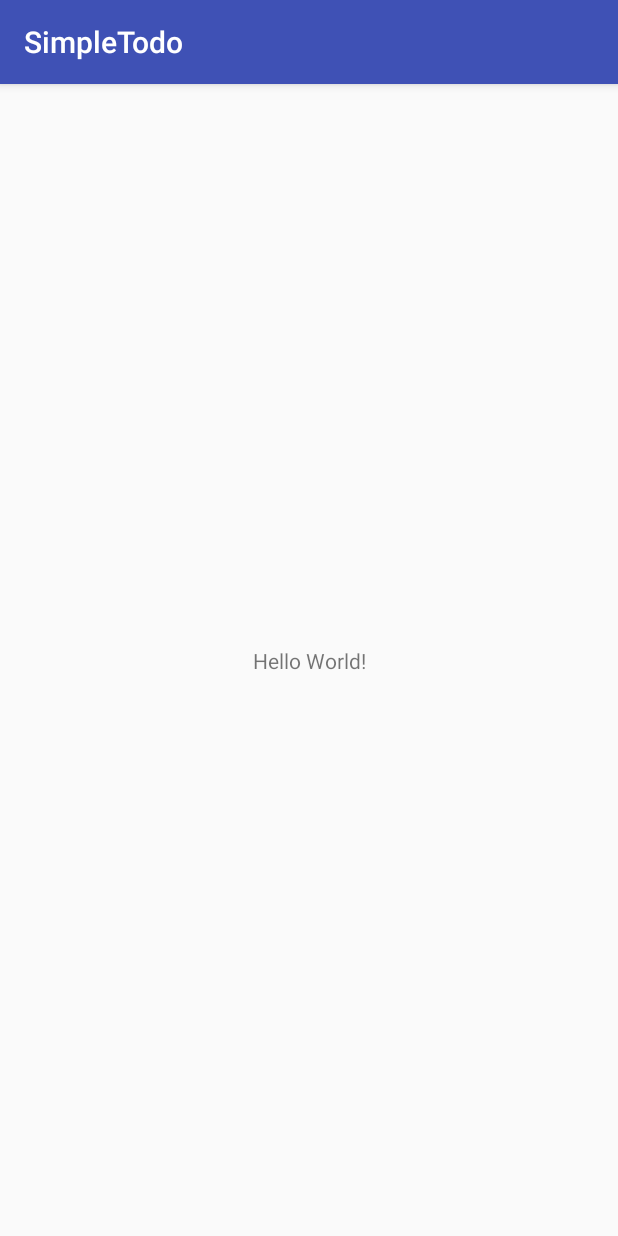
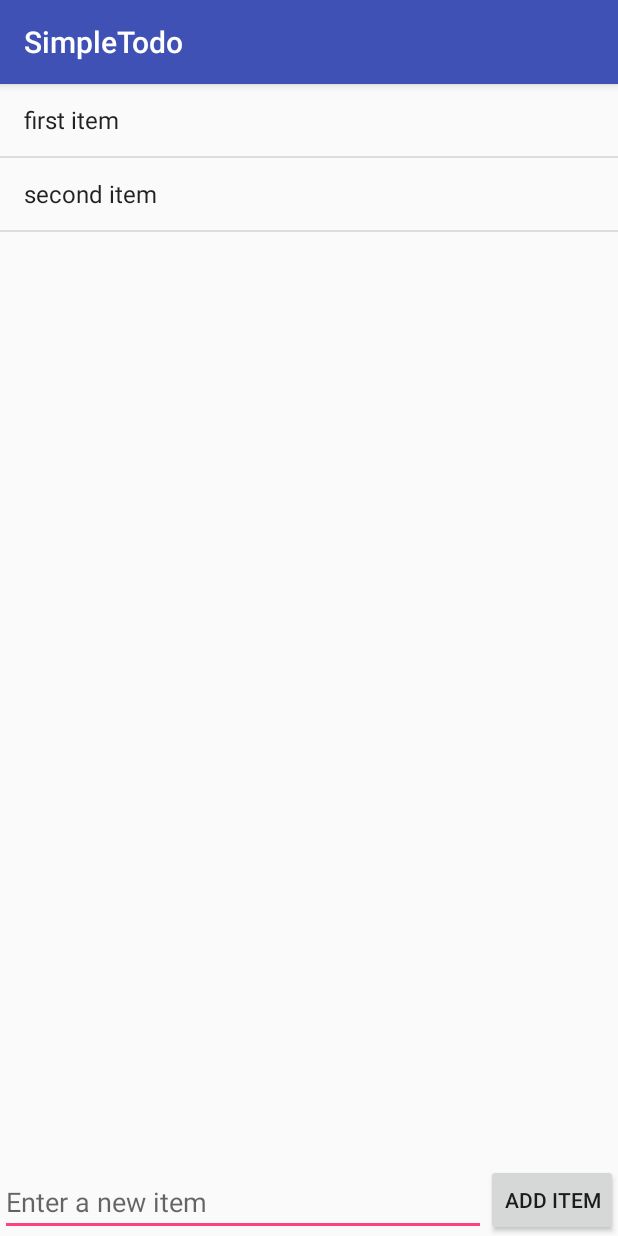
Before and after one commit to rolandgriesser/SimpleTodo, an Android app: the screen it shows after launch (MainActivity), on a phone screen of 412 x 824 dp. Run offline under Robolectric (Android 15) with nearby library versions, the phone set to English and light mode, and no system bars.

Commit message:
Prework-4

```diff
--- a/app/build.gradle
+++ b/app/build.gradle
@@ -26,5 +26,6 @@ dependencies {
     })
     compile 'com.android.support:appcompat-v7:26.+'
     compile 'com.android.support.constraint:constraint-layout:1.0.2'
+    compile 'commons-io:commons-io:2.4'
     testCompile 'junit:junit:4.12'
 }
--- a/app/src/main/AndroidManifest.xml
+++ b/app/src/main/AndroidManifest.xml
@@ -16,6 +16,7 @@
                 <category android:name="android.intent.category.LAUNCHER" />
             </intent-filter>
         </activity>
+        <activity android:name=".EditItemActivity"></activity>
     </application>
 
 </manifest>
--- a/app/src/main/java/io/griesser/simpletodo/MainActivity.java
+++ b/app/src/main/java/io/griesser/simpletodo/MainActivity.java
@@ -1,13 +1,117 @@
 package io.griesser.simpletodo;
 
+import android.content.Intent;
 import android.support.v7.app.AppCompatActivity;
 import android.os.Bundle;
+import android.view.View;
+import android.widget.AdapterView;
+import android.widget.ArrayAdapter;
+import android.widget.EditText;
+import android.widget.ListView;
+import android.widget.Toast;
+
+import org.apache.commons.io.FileUtils;
+import org.apache.commons.io.IOExceptionWithCause;
+
+import java.io.File;
+import java.io.IOException;
+import java.util.ArrayList;
+
+import static android.R.attr.name;
+import static android.icu.lang.UCharacter.GraphemeClusterBreak.T;
 
 public class MainActivity extends AppCompatActivity {
+
+    public static final String EXTRA_POSITION = "position";
+    public static final String EXTRA_TEXT = "text";
+
+    private final int REQUEST_CODE_EDIT_ITEM = 20;
+
+    ArrayList<String> items;
+    ArrayAdapter<String> itemsAdapter;
+    ListView lvItems;
 
     @Override
     protected void onCreate(Bundle savedInstanceState) {
         super.onCreate(savedInstanceState);
         setContentView(R.layout.activity_main);
+
+        lvItems = (ListView)findViewById(R.id.lvItems);
+        //items = new ArrayList<>();
+        readItems();
+        itemsAdapter = new ArrayAdapter<String>(this, android.R.layout.simple_list_item_1, items);
+        lvItems.setAdapter(itemsAdapter);
+        items.add("first item");
+        items.add("second item");
+        setupListViewListener();
+    }
+
+    private void readItems(){
+        File filesDir = getFilesDir();
+        File todoFile = new File(filesDir, "todo.txt");
+        try {
+            items = new ArrayList<>(FileUtils.readLines(todoFile));
+        } catch (IOException e) {
+            items = new ArrayList<>();
+        }
+    }
+
+    private void writeItems(){
+        File filesDir = getFilesDir();
+        File todoFile = new File(filesDir, "todo.txt");
+        try {
+            FileUtils.writeLines(todoFile, items);
+        } catch (IOException e) {
+            e.printStackTrace();
+        }
+    }
+
+    public void setupListViewListener() {
+        lvItems.setOnItemLongClickListener(new AdapterView.OnItemLongClickListener() {
+            @Override
+            public boolean onItemLongClick(AdapterView<?> adapterView, View view, int i, long l) {
+                items.remove(i);
+                itemsAdapter.notifyDataSetChanged();
+                writeItems();
+                return true;
+            }
+        });
+
+        lvItems.setOnItemClickListener(new AdapterView.OnItemClickListener() {
+            @Override
+            public void onItemClick(AdapterView<?> adapterView, View view, int i, long l) {
+
+                Intent intent = new Intent(MainActivity.this, EditItemActivity.class);
+
+                intent.putExtra(EXTRA_POSITION, i);
+                intent.putExtra(EXTRA_TEXT, items.get(i));
+
+                startActivityForResult(intent, REQUEST_CODE_EDIT_ITEM);
+            }
+        });
+    }
+
+    public void onAddItem(View v) {
+        EditText etNewItem = (EditText)findViewById(R.id.etNewItem);
+        String itemText = etNewItem.getText().toString();
+        itemsAdapter.add(itemText);
+        etNewItem.setText("");
+        writeItems();
+    }
+
+    // ActivityOne.java, time to handle the result of the sub-activity
+    @Override
+    protected void onActivityResult(int requestCode, int resultCode, Intent data) {
+
+        if (resultCode == RESULT_OK && requestCode == REQUEST_CODE_EDIT_ITEM) {
+
+            String itemText = data.getExtras().getString(EXTRA_TEXT);
+            int position = data.getExtras().getInt(EXTRA_POSITION);
+
+            items.set(position, itemText);
+            itemsAdapter.notifyDataSetChanged();
+
+            writeItems();
+        }
     }
 }
--- a/app/src/main/res/layout/activity_main.xml
+++ b/app/src/main/res/layout/activity_main.xml
@@ -1,18 +1,37 @@
 <?xml version="1.0" encoding="utf-8"?>
-<android.support.constraint.ConstraintLayout xmlns:android="http://schemas.android.com/apk/res/android"
+<RelativeLayout xmlns:android="http://schemas.android.com/apk/res/android"
     xmlns:app="http://schemas.android.com/apk/res-auto"
     xmlns:tools="http://schemas.android.com/tools"
     android:layout_width="match_parent"
     android:layout_height="match_parent"
     tools:context="io.griesser.simpletodo.MainActivity">
 
-    <TextView
+    <ListView
+        android:layout_height="wrap_content"
+        android:layout_width="wrap_content"
+        android:id="@+id/lvItems"
+        android:layout_alignParentTop="true"
+        android:layout_alignParentLeft="true"
+        android:layout_alignParentStart="true"
+        android:layout_above="@+id/btnAddItem"/>
+    <EditText
         android:layout_width="wrap_content"
         android:layout_height="wrap_content"
-        android:text="Hello World!"
-        app:layout_constraintBottom_toBottomOf="parent"
-        app:layout_constraintLeft_toLeftOf="parent"
-        app:layout_constraintRight_toRightOf="parent"
-        app:layout_constraintTop_toTopOf="parent" />
-
-</android.support.constraint.ConstraintLayout>
+        android:id="@+id/etNewItem"
+        android:hint="Enter a new item"
+        android:layout_alignParentLeft="true"
+        android:layout_alignParentStart="true"
+        android:layout_toLeftOf="@+id/btnAddItem"
+        android:layout_toStartOf="@+id/btnAddItem"
+        android:layout_alignParentBottom="true"
+        />
+    <Button
+        android:layout_width="wrap_content"
+        android:layout_height="wrap_content"
+        android:text="Add Item"
+        android:id="@+id/btnAddItem"
+        android:onClick="onAddItem"
+        android:layout_alignParentBottom="true"
+        android:layout_alignParentRight="true"
+        android:layout_alignParentEnd="true"/>
+</RelativeLayout>
```
Also changed, not shown: app/src/main/java/io/griesser/simpletodo/EditItemActivity.java (added, +37 -0 lines), app/src/main/res/layout/activity_edit_item.xml (added, +35 -0 lines).
